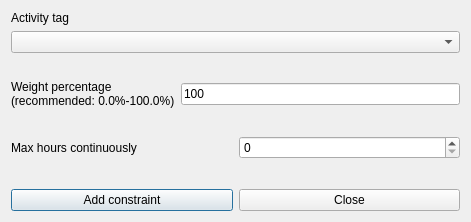
First picture: the form in fet/src/interface/addconstraintteachersactivitytagmaxhourscontinuouslyform_template.ui, repository vonmecheln/fet, before the edit.
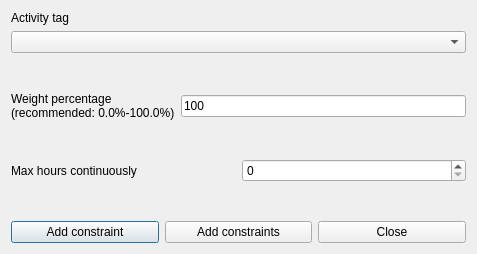
Second picture: the form after the edit.

```diff
--- a/fet/src/interface/addconstraintteachersactivitytagmaxhourscontinuouslyform_template.ui
+++ b/fet/src/interface/addconstraintteachersactivitytagmaxhourscontinuouslyform_template.ui
@@ -6,8 +6,8 @@
    <rect>
     <x>0</x>
     <y>0</y>
-    <width>471</width>
-    <height>222</height>
+    <width>477</width>
+    <height>254</height>
    </rect>
   </property>
   <property name="windowTitle">
@@ -149,6 +149,13 @@
        </property>
       </widget>
      </item>
+     <item>
+      <widget class="QPushButton" name="addConstraintsPushButton">
+       <property name="text">
+        <string>Add constraints</string>
+       </property>
+      </widget>
+     </item>
      <item>
       <widget class="QPushButton" name="closePushButton">
        <property name="text">
```
